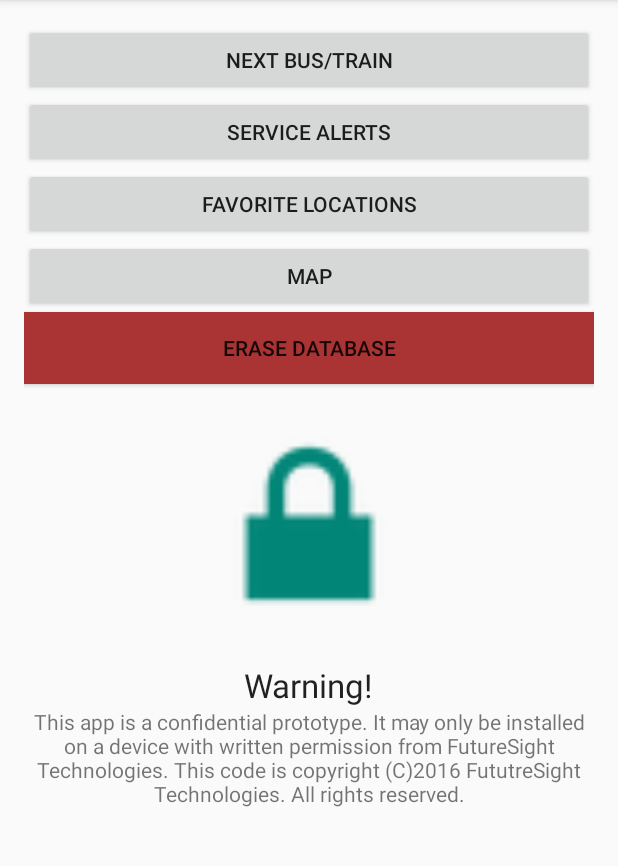
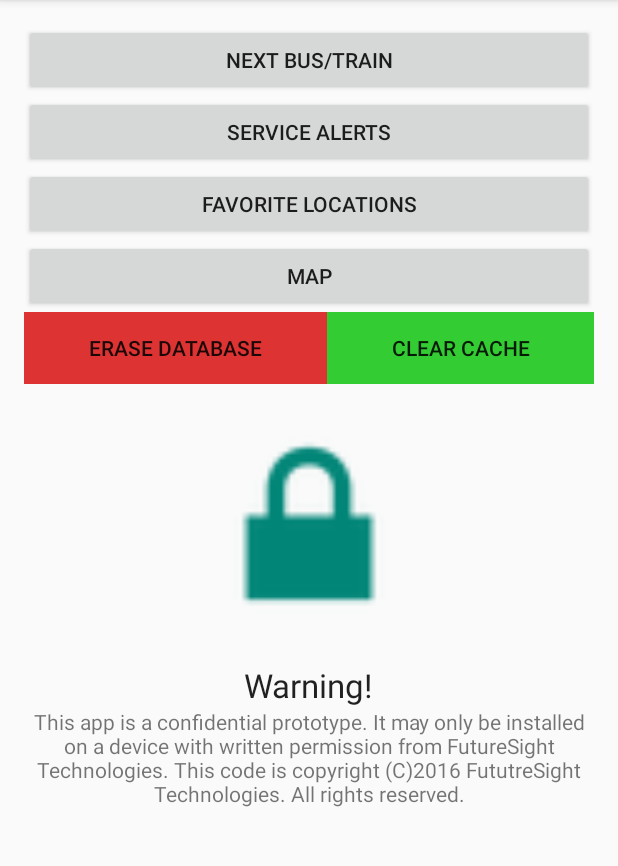
Before and after one commit to jacob-g/cleveland-rta-next-bus-train, an Android app: the screen it shows after launch (MainMenu), on a phone screen of 412 x 824 dp, the part 84-950 px from its top. Run offline under Robolectric (Android 15) with nearby library versions, the phone set to English and light mode, and no system bars.

Commit message:
fixed some issues with caching (#11)

```diff
--- a/app/src/main/AndroidManifest.xml
+++ b/app/src/main/AndroidManifest.xml
@@ -8,12 +8,12 @@
     <application
         android:allowBackup="true"
         android:icon="@mipmap/ic_launcher"
-        android:label="@string/app_name"
+        android:label="Cleveland Transit"
         android:supportsRtl="true"
         android:theme="@style/AppTheme">
         <activity
             android:name=".MainMenu"
-            android:label="Cleveland Transit"
+            android:label="@string/app_name"
             android:screenOrientation="portrait"
             android:theme="@style/Theme.AppCompat.Light">
             <intent-filter>
@@ -25,7 +25,7 @@
         <activity
             android:name=".NextBusTrainActivity"
             android:label="@string/next_bus_train"
-            android:parentActivityName=".MainMenu" />
+            android:parentActivityName=".MainMenu"/>
         <activity
             android:name=".ManageLocationsActivity"
             android:label="@string/favorite_locations" />
--- a/app/src/main/java/org/futuresight/clevelandrtanextbustrain/NextBusTrainActivity.java
+++ b/app/src/main/java/org/futuresight/clevelandrtanextbustrain/NextBusTrainActivity.java
@@ -212,6 +212,7 @@ public class NextBusTrainActivity extends AppCompatActivity {
     protected void onCreate(Bundle savedInstanceState) {
         super.onCreate(savedInstanceState);
         setContentView(R.layout.activity_next_bus_train);
+        getSupportActionBar().setDisplayHomeAsUpEnabled(true); //TODO: fix this up button
 
         //give listeners to the appropriate actions
         Spinner lineSpinner = (Spinner) findViewById(R.id.lineSpinner); //this is for finding directions after a line is selected
@@ -238,6 +239,8 @@ public class NextBusTrainActivity extends AppCompatActivity {
         destMappings.put("Green Line - E. 79th Street", "E. 79th Street");
         destMappings.put("Red Line - E. 79th Street", "E. 79th Street");
         destMappings.put("Red Line - Tower City / Public Square", "Tower City");
+        destMappings.put("Blue Line - Tower City / Public Square", "Tower City");
+        destMappings.put("Green Line - Tower City / Public Square", "Tower City");
 
         //get the original list of routes
         try {
@@ -261,8 +264,6 @@ public class NextBusTrainActivity extends AppCompatActivity {
         } catch (Exception e) {
             e.printStackTrace();
         }
-
-
     }
 
     private class GetLinesTask extends AsyncTask<Void, Void, String> {
--- a/app/src/main/java/org/futuresight/clevelandrtanextbustrain/PersistentDataController.java
+++ b/app/src/main/java/org/futuresight/clevelandrtanextbustrain/PersistentDataController.java
@@ -51,6 +51,7 @@ public abstract class PersistentDataController {
         lineIds = db.getStoredLines();
         db.close();
         if (lineIds.size() == 0) {
+            System.out.println("Lines not stored.");
             return false;
         }
         Set<String> lineList = lineIds.keySet();
@@ -77,6 +78,7 @@ public abstract class PersistentDataController {
     }
 
     public static void saveLineIdMap(Context context) {
+        System.out.println("Saving line IDs");
         DatabaseHandler db = new DatabaseHandler(context);
         db.saveLines(lineIds);
         db.close();
--- a/app/src/main/res/layout/content_main_menu.xml
+++ b/app/src/main/res/layout/content_main_menu.xml
@@ -51,13 +51,30 @@
             android:id="@+id/mapBtn"
             android:onClick="openMap"/>
 
-        <Button
+        <LinearLayout
+            android:orientation="horizontal"
             android:layout_width="match_parent"
-            android:layout_height="wrap_content"
-            android:text="Erase Database"
-            android:id="@+id/eraseDatabaseBtn"
-            android:onClick="fryDb"
-            android:background="#AA3333" />
+            android:layout_height="wrap_content">
+
+            <Button
+                android:layout_width="wrap_content"
+                android:layout_height="wrap_content"
+                android:text="Erase Database"
+                android:id="@+id/eraseDatabaseBtn"
+                android:onClick="fryDb"
+                android:background="#DD3333"
+                android:layout_weight="0.5" />
+
+            <Button
+                android:layout_width="wrap_content"
+                android:layout_height="wrap_content"
+                android:text="Clear Cache"
+                android:id="@+id/clearCacheBtn"
+                android:onClick="clearCache"
+                android:background="#33CC33"
+                android:layout_gravity="right"
+                android:layout_weight="0.5" />
+        </LinearLayout>
 
         <ImageView
             android:layout_width="161dp"
--- a/app/src/main/res/values/strings.xml
+++ b/app/src/main/res/values/strings.xml
@@ -29,4 +29,7 @@
     <string name="deletefavoritemsg">Are you sure you want to delete the station "%s"?</string>
     <string name="yes">Yes</string>
     <string name="no">No</string>
+    <string name="main_menu_label">Cleveland Transit</string>
+    <string name="network">Network</string>
+    <string name="nonetworkmsg">You need to be connected to the internet for this app to work. Please re-open this app when you are connected to the internet.</string>
 </resources>
```
Also changed, not shown: app/src/main/java/org/futuresight/clevelandrtanextbustrain/DatabaseHandler.java (+47 -10 lines), app/src/main/java/org/futuresight/clevelandrtanextbustrain/MainMenu.java (+9 -1 lines), app/src/main/java/org/futuresight/clevelandrtanextbustrain/ServiceAlertsActivity.java (+15 -2 lines).
